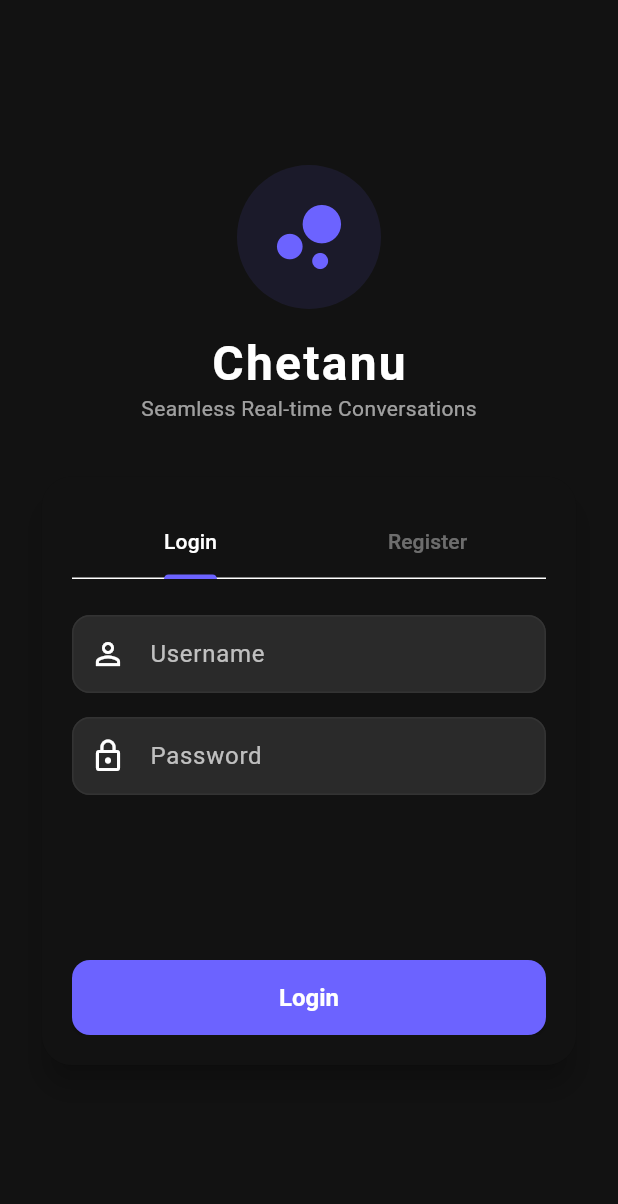
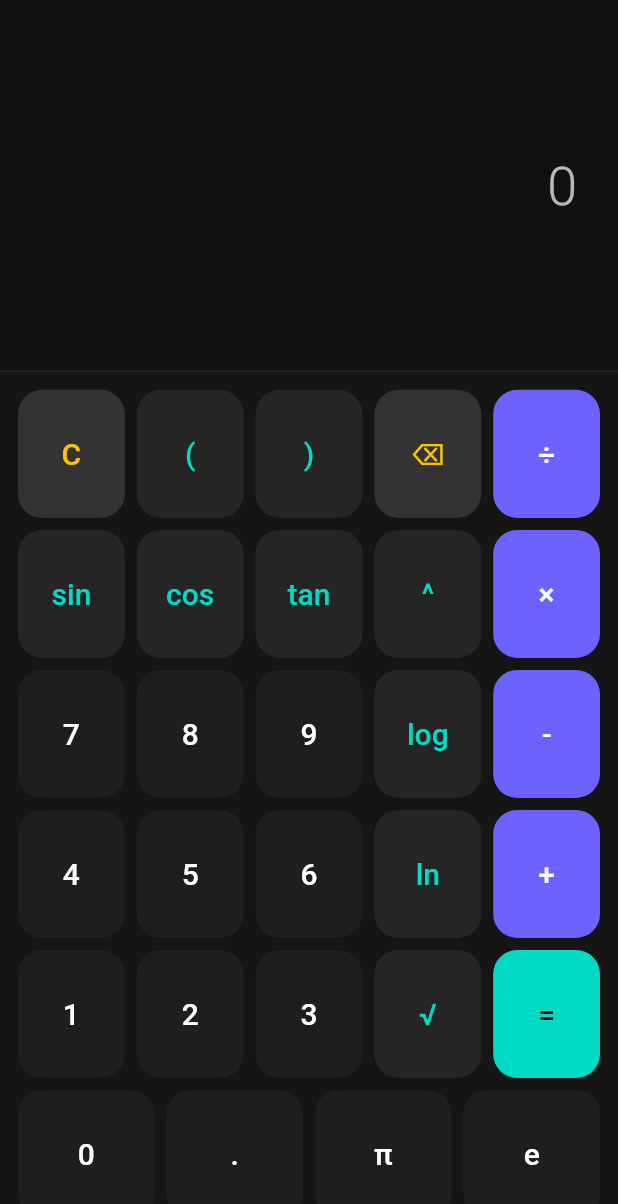
Before and after one commit to chetan3625/CTNU-Frontend, a Flutter app: the screen it shows after launch, on a phone screen of 412 x 824 dp. Shown: the top 1204 px of the screen. Run offline on Flutter 3.47's test engine with Material 3 defaults, Android fonts, the phone set to English and light mode, and no system bars; our stand-ins replace flutter_dotenv, shared_preferences, socket_io_client.

Commit message:
Hide chat app behind functional Scientific Calculator with secret code 3625

```diff
--- a/lib/main.dart
+++ b/lib/main.dart
@@ -7,6 +7,7 @@ import 'providers/chat_provider.dart';
 import 'pages/auth_page.dart';
 import 'pages/home_page.dart';
 import 'pages/chat_page.dart';
+import 'pages/calculator_page.dart';
 
 Future<void> main() async {
   WidgetsFlutterBinding.ensureInitialized();
@@ -76,7 +77,8 @@ class MyApp extends StatelessWidget {
         ),
         initialRoute: '/',
         routes: {
-          '/': (context) => const AuthGate(),
+          '/': (context) => const CalculatorPage(),
+          '/auth_gate': (context) => const AuthGate(),
           '/home': (context) => const HomePage(),
           '/chat': (context) => const ChatPage(),
         },
--- /dev/null
+++ b/lib/pages/calculator_page.dart
@@ -0,0 +1,361 @@
+// lib/pages/calculator_page.dart
+import 'package:flutter/material.dart';
+import 'dart:math' as math;
+
+class CalculatorPage extends StatefulWidget {
+  const CalculatorPage({super.key});
+
+  @override
+  State<CalculatorPage> createState() => _CalculatorPageState();
+}
+
+class _CalculatorPageState extends State<CalculatorPage> {
+  String _expression = '';
+  String _result = '';
+  bool _showError = false;
+
+  void _onKeyPress(String value) {
+    setState(() {
+      _showError = false;
+      if (value == 'C') {
+        _expression = '';
+        _result = '';
+      } else if (value == '⌫') {
+        if (_expression.isNotEmpty) {
+          // If deleting a function like sin(, cos(, tan(, log(, ln(
+          if (_expression.endsWith('sin(') ||
+              _expression.endsWith('cos(') ||
+              _expression.endsWith('tan(') ||
+              _expression.endsWith('log(')) {
+            _expression = _expression.substring(0, _expression.length - 4);
+          } else if (_expression.endsWith('ln(')) {
+            _expression = _expression.substring(0, _expression.length - 3);
+          } else {
+            _expression = _expression.substring(0, _expression.length - 1);
+          }
+        }
+      } else if (value == '=') {
+        _evaluate();
+      } else {
+        _expression += value;
+      }
+    });
+  }
+
+  void _evaluate() {
+    final trimmed = _expression.trim();
+
+    // Check secret code bypass
+    if (trimmed == '3625') {
+      setState(() {
+        _expression = '';
+        _result = '';
+      });
+      Navigator.pushNamed(context, '/auth_gate');
+      return;
+    }
+
+    if (trimmed.isEmpty) return;
+
+    try {
+      // Normalize expression for parsing
+      String parsedExpr = trimmed
+          .replaceAll('×', '*')
+          .replaceAll('÷', '/')
+          .replaceAll('π', 'pi');
+
+      final evaluator = MathEvaluator(parsedExpr);
+      final evalResult = evaluator.parse();
+
+      setState(() {
+        // Format double results to avoid long floating point representations
+        if (evalResult.isInfinite || evalResult.isNaN) {
+          _result = 'Error';
+          _showError = true;
+        } else {
+          if (evalResult == evalResult.toInt()) {
+            _result = evalResult.toInt().toString();
+          } else {
+            _result = evalResult.toStringAsFixed(6);
+            // Trim trailing zeroes
+            while (_result.endsWith('0')) {
+              _result = _result.substring(0, _result.length - 1);
+            }
+            if (_result.endsWith('.')) {
+              _result = _result.substring(0, _result.length - 1);
+            }
+          }
+        }
+      });
+    } catch (e) {
+      setState(() {
+        _result = 'Error';
+        _showError = true;
+      });
+    }
+  }
+
+  @override
+  Widget build(BuildContext context) {
+    final theme = Theme.of(context);
+    final size = MediaQuery.of(context).size;
+    final isLandscape = size.width > size.height;
+
+    return Scaffold(
+      backgroundColor: const Color(0xFF101010),
+      body: SafeArea(
+        child: Column(
+          children: [
+            // Calculator Display Area
+            Expanded(
+              flex: isLandscape ? 2 : 3,
+              child: Container(
+                padding: const EdgeInsets.symmetric(horizontal: 24.0, vertical: 16.0),
+                alignment: Alignment.bottomRight,
+                child: SingleChildScrollView(
+                  reverse: true,
+                  child: Column(
+                    mainAxisAlignment: MainAxisAlignment.end,
+                    crossAxisAlignment: CrossAxisAlignment.end,
+                    children: [
+                      SelectableText(
+                        _expression.isEmpty ? '0' : _expression,
+                        style: const TextStyle(
+                          fontSize: 36,
+                          fontWeight: FontWeight.w300,
+                          color: Colors.white70,
+                        ),
+                        textAlign: TextAlign.right,
+                      ),
+                      const SizedBox(height: 12),
+                      Text(
+                        _result,
+                        style: TextStyle(
+                          fontSize: 48,
+                          fontWeight: FontWeight.bold,
+                          color: _showError ? Colors.redAccent : theme.colorScheme.secondary,
+                        ),
+                        textAlign: TextAlign.right,
+                      ),
+                    ],
+                  ),
+                ),
+              ),
+            ),
+            const Divider(color: Color(0xFF222222), height: 1),
+
+            // Calculator Keypad
+            Expanded(
+              flex: isLandscape ? 5 : 7,
+              child: Container(
+                padding: const EdgeInsets.all(8.0),
+                color: const Color(0xFF151515),
+                child: Column(
+                  mainAxisAlignment: MainAxisAlignment.spaceEvenly,
+                  children: [
+                    _buildButtonRow(['C', '(', ')', '⌫', '÷']),
+                    _buildButtonRow(['sin(', 'cos(', 'tan(', '^', '×']),
+                    _buildButtonRow(['7', '8', '9', 'log(', '-']),
+                    _buildButtonRow(['4', '5', '6', 'ln(', '+']),
+                    _buildButtonRow(['1', '2', '3', '√(', '=']),
+                    _buildButtonRow(['0', '.', 'π', 'e']),
+                  ],
+                ),
+              ),
+            ),
+          ],
+        ),
+      ),
+    );
+  }
+
+  Widget _buildButtonRow(List<String> keys) {
+    return Expanded(
+      child: Row(
+        crossAxisAlignment: CrossAxisAlignment.stretch,
+        children: keys.map((key) {
+          return Expanded(
+            child: Padding(
+              padding: const EdgeInsets.all(4.0),
+              child: _buildCalculatorButton(key),
+            ),
+          );
+        }).toList(),
+      ),
+    );
+  }
+
+  Widget _buildCalculatorButton(String text) {
+    final theme = Theme.of(context);
+
+    // Styling attributes based on key types
+    bool isOperator = ['÷', '×', '-', '+', '='].contains(text);
+    bool isFunction = ['sin(', 'cos(', 'tan(', 'log(', 'ln(', '√(', '^', '(', ')'].contains(text);
+    bool isClear = ['C', '⌫'].contains(text);
+
+    Color buttonColor;
+    Color textColor = Colors.white;
+
+    if (isOperator) {
+      buttonColor = text == '=' ? theme.colorScheme.secondary : theme.colorScheme.primary;
+      textColor = text == '=' ? Colors.black : Colors.white;
+    } else if (isClear) {
+      buttonColor = const Color(0xFF333333);
+      textColor = Colors.amber;
+    } else if (isFunction) {
+      buttonColor = const Color(0xFF252525);
+      textColor = theme.colorScheme.secondary;
+    } else {
+      buttonColor = const Color(0xFF1E1E1E);
+    }
+
+    // Display labels cleanups
+    String displayLabel = text;
+    if (text == 'sin(') displayLabel = 'sin';
+    if (text == 'cos(') displayLabel = 'cos';
+    if (text == 'tan(') displayLabel = 'tan';
+    if (text == 'log(') displayLabel = 'log';
+    if (text == 'ln(') displayLabel = 'ln';
+    if (text == '√(') displayLabel = '√';
+
+    return ElevatedButton(
+      style: ElevatedButton.styleFrom(
+        backgroundColor: buttonColor,
+        foregroundColor: textColor,
+        elevation: 0,
+        shape: RoundedRectangleBorder(
+          borderRadius: BorderRadius.circular(16),
+        ),
+        padding: EdgeInsets.zero,
+      ),
+      onPressed: () => _onKeyPress(text),
+      child: FittedBox(
+        fit: BoxFit.scaleDown,
+        child: Text(
+          displayLabel,
+          style: const TextStyle(
+            fontSize: 20,
+            fontWeight: FontWeight.w500,
+          ),
+        ),
+      ),
+    );
+  }
+}
+
+/// Recursive Descent Math Parser for Scientific Calculations
+class MathEvaluator {
+  final String expression;
+  int _pos = -1;
+  int _ch = 0;
+
+  MathEvaluator(this.expression);
+
+  void _nextChar() {
+    _pos++;
+    _ch = (_pos < expression.length) ? expression.codeUnitAt(_pos) : -1;
+  }
+
+  bool _eat(int charToEat) {
+    while (_ch == 32) {
+      _nextChar();
+    }
+    if (_ch == charToEat) {
+      _nextChar();
+      return true;
+    }
+    return false;
+  }
+
+  double parse() {
+    _nextChar();
+    double x = _parseExpression();
+    if (_pos < expression.length) {
+      throw FormatException("Unexpected character: ${String.fromCharCode(_ch)}");
+    }
+    return x;
+  }
+
+  double _parseExpression() {
+    double x = _parseTerm();
+    for (;;) {
+      if (_eat(43)) {
+        x += _parseTerm(); // +
+      } else if (_eat(45)) {
+        x -= _parseTerm(); // -
+      } else {
+        return x;
+      }
+    }
+  }
+
+  double _parseTerm() {
+    double x = _parseFactor();
+    for (;;) {
+      if (_eat(42)) {
+        x *= _parseFactor(); // *
+      } else if (_eat(47)) {
+        double divisor = _parseFactor();
+        if (divisor == 0) throw ArgumentError("Division by zero");
+        x /= divisor; // /
+      } else {
+        return x;
+      }
+    }
+  }
+
+  double _parseFactor() {
+    if (_eat(43)) return _parseFactor(); // unary +
+    if (_eat(45)) return -_parseFactor(); // unary -
+
+    double x;
+    int startPos = _pos;
+    if (_eat(40)) { // (
+      x = _parseExpression();
+      if (!_eat(41)) throw const FormatException("Missing closing parenthesis");
+    } else if ((_ch >= 48 && _ch <= 57) || _ch == 46) { // number
+      while ((_ch >= 48 && _ch <= 57) || _ch == 46) {
+        _nextChar();
+      }
+      x = double.parse(expression.substring(startPos, _pos));
+    } else if ((_ch >= 97 && _ch <= 122) || _ch == 960 || _ch == 8730) { // word functions/constants, π, √
+      while ((_ch >= 97 && _ch <= 122) || _ch == 960 || _ch == 8730) {
+        _nextChar();
+      }
+      String name = expression.substring(startPos, _pos);
+      if (name == 'pi' || name == 'π') {
+        x = math.pi;
+      } else if (name == 'e') {
+        x = math.e;
+      } else {
+        if (!_eat(40)) throw FormatException("Missing opening parenthesis after function $name");
+        double arg = _parseExpression();
+        if (!_eat(41)) throw FormatException("Missing closing parenthesis after function $name");
+
+        if (name == 'sin') {
+          x = math.sin(arg * math.pi / 180.0);
+        } else if (name == 'cos') {
+          x = math.cos(arg * math.pi / 180.0);
+        } else if (name == 'tan') {
+          x = math.tan(arg * math.pi / 180.0);
+        } else if (name == 'sqrt' || name == '√') {
+          x = math.sqrt(arg);
+        } else if (name == 'log') {
+          x = math.log(arg) / math.ln10;
+        } else if (name == 'ln') {
+          x = math.log(arg);
+        } else {
+          throw FormatException("Unknown function: $name");
+        }
+      }
+    } else {
+      throw FormatException("Unexpected character: ${String.fromCharCode(_ch)}");
+    }
+
+    if (_eat(94)) {
+      x = math.pow(x, _parseFactor()).toDouble(); // ^
+    }
+
+    return x;
+  }
+}
--- a/lib/pages/home_page.dart
+++ b/lib/pages/home_page.dart
@@ -99,7 +99,7 @@ class _HomePageState extends State<HomePage> {
 
   void _handleLogout() {
     context.read<AuthProvider>().logout();
-    Navigator.pushReplacementNamed(context, '/');
+    Navigator.pushNamedAndRemoveUntil(context, '/', (route) => false);
   }
 
   @override
```
